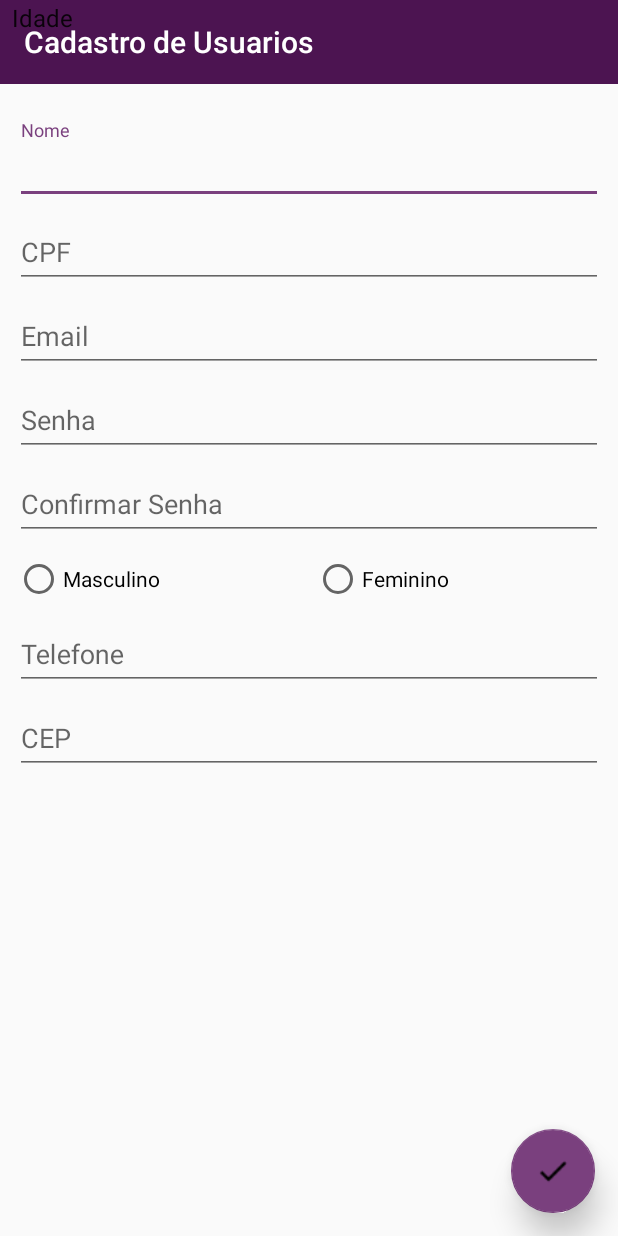
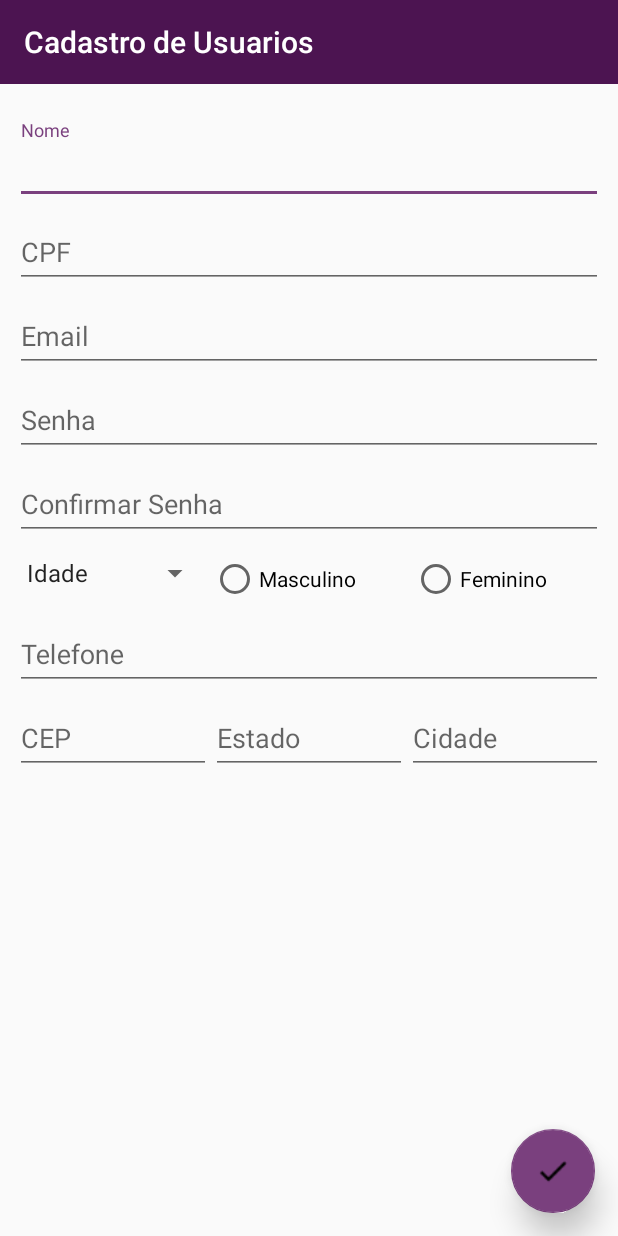
Before and after one commit to matheuscr30/Trabalho-Final-POO2, an Android app: the CadastroActivity screen opened directly, with no data from a screen before it, on a phone screen of 412 x 824 dp. Run offline under Robolectric (Android 15) with nearby library versions, the phone set to English and light mode, and no system bars.

Commit message:
Update Again

```diff
--- a/MagazineHenrique/app/src/main/res/layout/activity_cadastro.xml
+++ b/MagazineHenrique/app/src/main/res/layout/activity_cadastro.xml
@@ -125,6 +125,12 @@
                         android:orientation="horizontal"
                         android:paddingTop="10dp">
 
+                        <Spinner
+                            android:id="@+id/spinnerCadastro"
+                            android:layout_width="match_parent"
+                            android:layout_height="wrap_content"
+                            android:layout_weight="2" />
+
                         <RadioGroup
                             android:id="@+id/radioGroupCadastro"
                             android:layout_width="match_parent"
@@ -175,6 +181,7 @@
                         <android.support.design.widget.TextInputLayout
                             android:id="@+id/inputLayoutCEPCadastro"
                             android:layout_width="match_parent"
+                            android:layout_weight="1"
                             android:layout_height="match_parent">
 
                             <EditText
@@ -187,33 +194,30 @@
 
                         <android.support.design.widget.TextInputLayout
                             android:layout_width="match_parent"
+                            android:layout_weight="1"
                             android:layout_height="match_parent">
 
                             <EditText
                                 android:layout_width="match_parent"
                                 android:layout_height="wrap_content"
-                                android:hint="hint" />
+                                android:hint="Estado" />
                         </android.support.design.widget.TextInputLayout>
 
                         <android.support.design.widget.TextInputLayout
                             android:layout_width="match_parent"
+                            android:layout_weight="1"
                             android:layout_height="match_parent">
 
                             <EditText
                                 android:layout_width="match_parent"
                                 android:layout_height="wrap_content"
-                                android:hint="hint" />
+                                android:hint="Cidade" />
                         </android.support.design.widget.TextInputLayout>
                     </LinearLayout>
+
                 </LinearLayout>
             </ScrollView>
         </RelativeLayout>
     </LinearLayout>
 
-    <Spinner
-        android:id="@+id/spinnerCadastro"
-        android:layout_width="match_parent"
-        android:layout_height="wrap_content"
-        android:layout_weight="2" />
-
 </android.support.design.widget.CoordinatorLayout>
```
Also changed, not shown: 1 other file.
